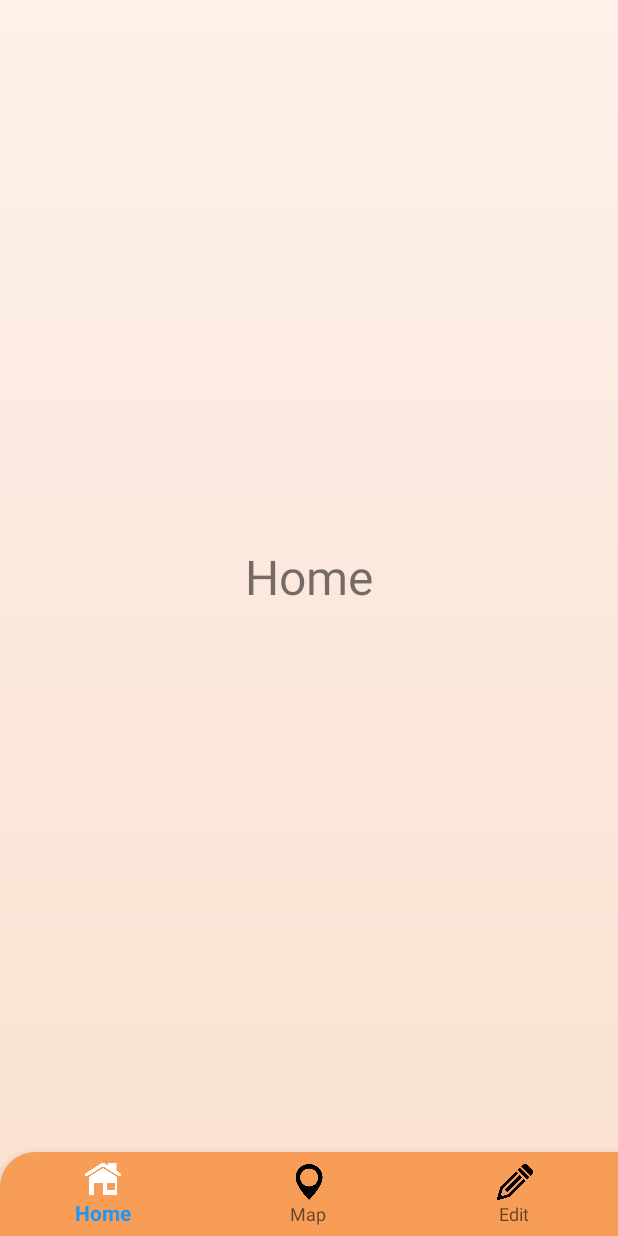
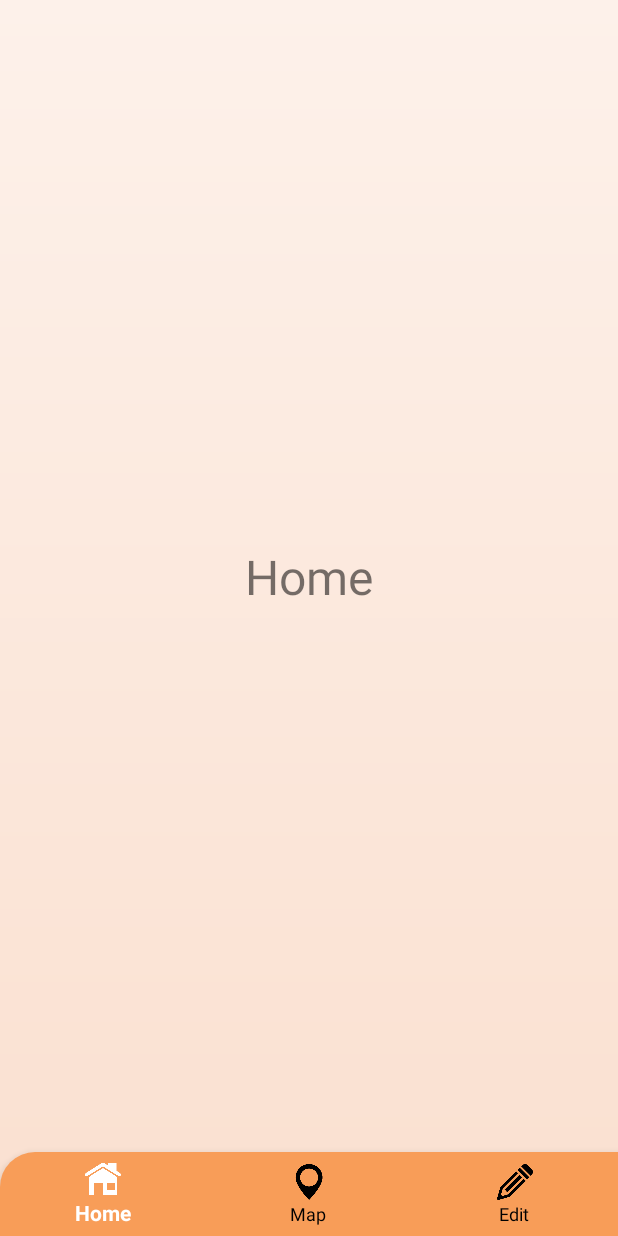
Before and after one commit to Vdhakal/git-set-code, an Android app: the screen it shows after launch (LandingActivity), on a phone screen of 412 x 824 dp. Run offline under Robolectric (Android 15) with nearby library versions, the phone set to English and light mode, and no system bars; our stand-ins replace navigation-ui.

Commit message:
bugs_fixed_2

```diff
--- a/app/src/main/AndroidManifest.xml
+++ b/app/src/main/AndroidManifest.xml
@@ -4,7 +4,6 @@
 
     <uses-permission android:name="android.permission.WAKE_LOCK" />
 
-    <uses-feature android:name="android.hardware.type.watch" />
     <!--
          The ACCESS_COARSE/FINE_LOCATION permissions are not required to use
          Google Maps Android API v2, but you must specify either coarse or fine
--- a/app/src/main/res/layout/activity_landing.xml
+++ b/app/src/main/res/layout/activity_landing.xml
@@ -32,5 +32,6 @@
         app:layout_constraintBottom_toBottomOf="parent"
         app:layout_constraintEnd_toEndOf="parent"
         app:layout_constraintStart_toStartOf="parent"
-        app:menu="@menu/bottom_navigation" />
+        app:menu="@menu/bottom_navigation"
+        app:itemTextColor="@color/menu_item_colors"/>
 </androidx.constraintlayout.widget.ConstraintLayout>
```
